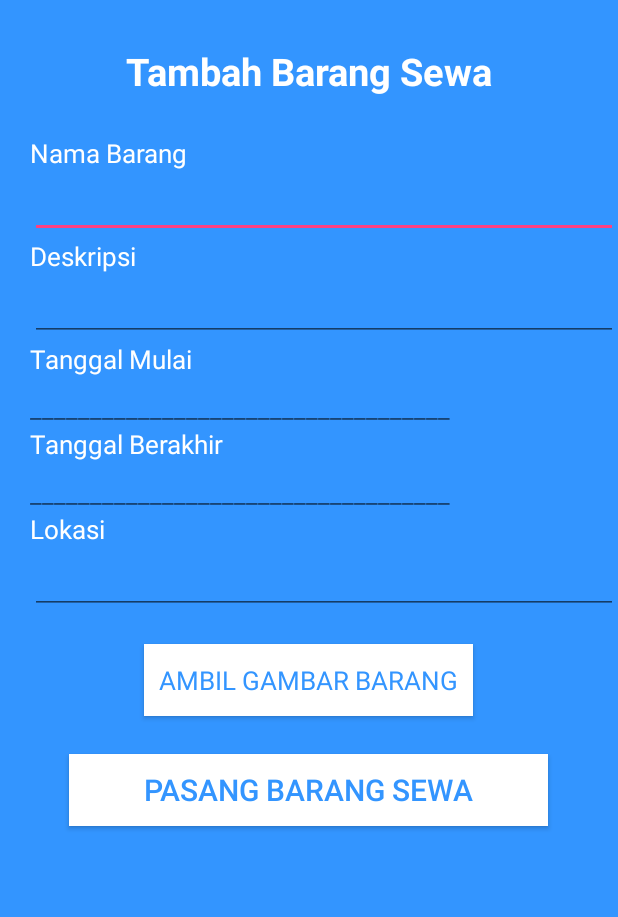
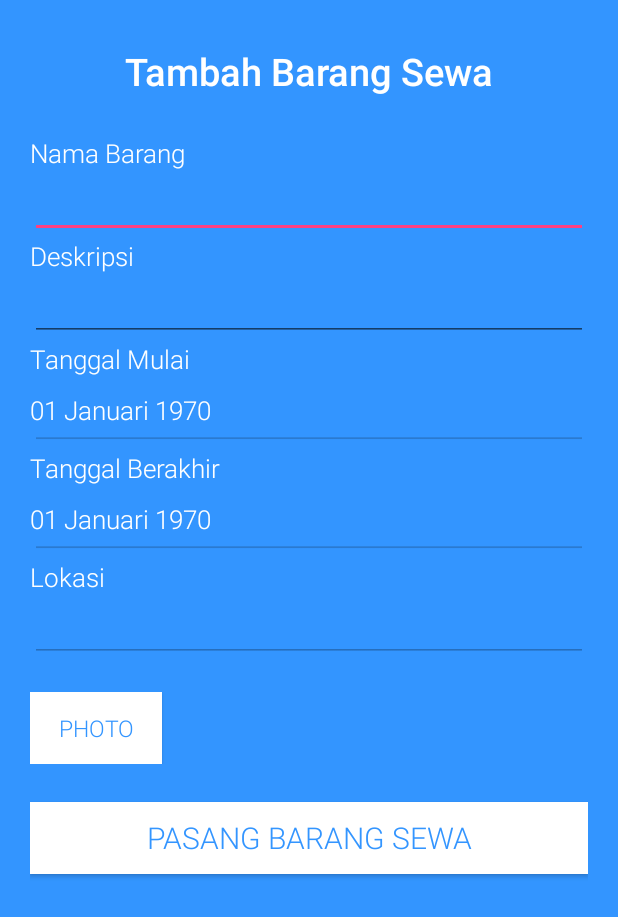
Before and after one commit to bleizing/pt, an Android app: the DetailItemInput screen opened directly, with no data from a screen before it, after a tap on "PASANG BARANG SEWA", on a phone screen of 412 x 824 dp. Shown: the top 917 px of the screen. Run offline under Robolectric (Android 15) with nearby library versions, the phone set to English and light mode, and no system bars; our stand-ins replace Volley; libraries missing offline, so code that uses them is left out: com.codetroopers.betterpickers.

Commit message:
Fix Layout Done

```diff
--- a/app/src/main/AndroidManifest.xml
+++ b/app/src/main/AndroidManifest.xml
@@ -28,10 +28,12 @@
         </activity>
         <activity android:name=".LoginForm" />
         <activity android:name=".SignupActivity" />
-        <activity android:name=".DetailItemInput" />
+        <activity android:name=".DetailItemInput"
+            android:theme="@style/FullScreen"/>
         <activity android:name=".ResetPasswordActivity" />
         <activity
-            android:name=".MainActivity"/>
+            android:name=".MainActivity"
+            android:theme="@style/FullScreen"/>
         <activity android:name=".HomeStart" />
 
         <meta-data
--- a/app/src/main/java/jullendgatc/punyatemenv4/DetailItemInput.java
+++ b/app/src/main/java/jullendgatc/punyatemenv4/DetailItemInput.java
@@ -1,5 +1,6 @@
 package jullendgatc.punyatemenv4;
 
+import android.app.Activity;
 import android.content.Context;
 import android.content.Intent;
 import android.content.pm.PackageManager;
@@ -45,6 +46,7 @@ public class DetailItemInput extends AppCompatActivity {
     private static final String FRAG_TAG_DATE_PICKER = "fragment_date_picker_name";
 
     private Penyewa penyewa;
+    private Barang barang;
 
     private RequestQueue requestQueue;
 
@@ -77,6 +79,19 @@ public class DetailItemInput extends AppCompatActivity {
                         | View.SYSTEM_UI_FLAG_HIDE_NAVIGATION
                         | View.SYSTEM_UI_FLAG_FULLSCREEN
                         | View.SYSTEM_UI_FLAG_IMMERSIVE_STICKY);
+
+        if (getIntent().getExtras() !=  null) {
+            int barangId = Integer.parseInt(getIntent().getExtras().getString("BarangId"));
+
+            if (Model.getBarangArrayList() != null || Model.getBarangArrayList().size() != 0) {
+                for (Barang b : Model.getBarangArrayList()) {
+                    if (b.getId() == barangId) {
+                        barang = b;
+                        break;
+                    }
+                }
+            }
+        }
 
         penyewa = Model.getPenyewa();
 
@@ -171,9 +186,13 @@ public class DetailItemInput extends AppCompatActivity {
                 String tgl_berakhir = tvTglBerakhir.getText().toString().trim();
                 String image = "";
                 String latlng = editLokasi.getText().toString().trim();
-                String arrLatLng[] = latlng.split(",");
-                String lat = arrLatLng[0];
-                String lng = arrLatLng[1];
+                String lat = "-6.175206";
+                String lng = "106.827131";
+                if (!latlng.equals("")) {
+                    String arrLatLng[] = latlng.split(",");
+                    lat = arrLatLng[0];
+                    lng = arrLatLng[1];
+                }
 
                 if (bitmap != null) {
                     image = getStringImage(bitmap);
@@ -202,6 +221,11 @@ public class DetailItemInput extends AppCompatActivity {
 
                 if (TextUtils.isEmpty(image) || image.equals("")) {
                     Toast.makeText(DetailItemInput.this, "Foto Harus Diisi!", Toast.LENGTH_SHORT).show();
+                    return;
+                }
+
+                if (TextUtils.isEmpty(latlng)) {
+                    Toast.makeText(DetailItemInput.this, "Menunggu Titik Lokasi!", Toast.LENGTH_SHORT).show();
                     return;
                 }
                 sendData(nama, deskripsi, tgl_mulai, tgl_berakhir, image, lat, lng);
--- a/app/src/main/java/jullendgatc/punyatemenv4/ItemOneFragment.java
+++ b/app/src/main/java/jullendgatc/punyatemenv4/ItemOneFragment.java
@@ -21,6 +21,7 @@
 package jullendgatc.punyatemenv4;
 
 
+import android.content.Intent;
 import android.content.pm.PackageManager;
 import android.location.Location;
 import android.os.Bundle;
@@ -34,6 +35,7 @@ import android.util.Log;
 import android.view.LayoutInflater;
 import android.view.View;
 import android.view.ViewGroup;
+import android.widget.Toast;
 
 import com.android.volley.Request;
 import com.android.volley.RequestQueue;
@@ -65,7 +67,7 @@ import java.util.ArrayList;
 public class ItemOneFragment extends Fragment implements OnMapReadyCallback,
         GoogleApiClient.ConnectionCallbacks,
         GoogleApiClient.OnConnectionFailedListener,
-        LocationListener {
+        LocationListener, GoogleMap.OnMarkerClickListener {
 
     private static final String TAG = "ItemOneFragment";
 
@@ -193,7 +195,7 @@ public class ItemOneFragment extends Fragment implements OnMapReadyCallback,
                         Barang barang = new Barang(id, nama, deskripsi, tgl_mulai, tgl_berakhir, foto, lat, lng, user_penyewa_id);
                         barangArrayList.add(barang);
                     }
-
+                    Model.setBarangArrayList(barangArrayList);
                     updateBarangLokasi();
                 } catch (JSONException e) {
                     e.printStackTrace();
@@ -229,4 +231,14 @@ public class ItemOneFragment extends Fragment implements OnMapReadyCallback,
             mMap.moveCamera(CameraUpdateFactory.newLatLng(lokasiBarang));
         }
     }
+
+    @Override
+    public boolean onMarkerClick(Marker marker) {
+        Intent intent = new Intent(getActivity(), DetailItemInput.class);
+        intent.putExtra("BarangId", marker.getId());
+        startActivity(intent);
+        Log.d(TAG, "BarangId = " + marker.getId());
+        Toast.makeText(getActivity(), "BarangId = " + marker.getId(), Toast.LENGTH_SHORT).show();
+        return false;
+    }
 }
--- a/app/src/main/java/jullendgatc/punyatemenv4/ItemThreeFragment.java
+++ b/app/src/main/java/jullendgatc/punyatemenv4/ItemThreeFragment.java
@@ -81,7 +81,9 @@ public class ItemThreeFragment extends Fragment {
         editNoId = (EditText) view.findViewById(R.id.edNoId);
         editNoTelp = (EditText) view.findViewById(R.id.edTelp);
 
-        setAttributeEditText(penyewa.getNama(), penyewa.getNo_ktp(), penyewa.getNo_hp());
+        if (penyewa != null) {
+            setAttributeEditText(penyewa.getNama(), penyewa.getNo_ktp(), penyewa.getNo_hp());
+        }
 
         Button btn_simpan = (Button) view.findViewById(R.id.btn_simpan);
         btn_simpan.setOnClickListener(new View.OnClickListener() {
--- a/app/src/main/java/jullendgatc/punyatemenv4/Model.java
+++ b/app/src/main/java/jullendgatc/punyatemenv4/Model.java
@@ -1,4 +1,6 @@
 package jullendgatc.punyatemenv4;
+
+import java.util.ArrayList;
 
 /**
  * Created by Bleizing on 12/30/2017.
@@ -6,6 +8,7 @@ package jullendgatc.punyatemenv4;
 
 public class Model {
     private static Penyewa penyewa;
+    private static ArrayList<Barang> barangArrayList;
 
     public static void setPenyewa(Penyewa penyewa) {
         Model.penyewa = penyewa;
@@ -14,4 +17,12 @@ public class Model {
     public static Penyewa getPenyewa() {
         return penyewa;
     }
+
+    public static void setBarangArrayList(ArrayList<Barang> barangArrayList) {
+        Model.barangArrayList = barangArrayList;
+    }
+
+    public static ArrayList<Barang> getBarangArrayList() {
+        return barangArrayList;
+    }
 }
--- a/app/src/main/res/layout/activity_detail_item_input.xml
+++ b/app/src/main/res/layout/activity_detail_item_input.xml
@@ -8,6 +8,8 @@
     <LinearLayout
         android:layout_width="match_parent"
         android:layout_height="wrap_content"
+        android:layout_marginLeft="20dp"
+        android:layout_marginRight="20dp"
         android:orientation="vertical">
 
         <TextView
@@ -15,7 +17,7 @@
             android:layout_width="match_parent"
             android:layout_height="wrap_content"
             android:layout_marginTop="30dp"
-            android:fontFamily="sans-serif"
+            android:fontFamily="sans-serif-light"
             android:gravity="center"
             android:text="Tambah Barang Sewa"
             android:textColor="@color/white"
@@ -25,8 +27,7 @@
         <TextView
             android:layout_width="wrap_content"
             android:layout_height="wrap_content"
-            android:fontFamily="sans-serif"
-            android:layout_marginLeft="20dp"
+            android:fontFamily="sans-serif-light"
             android:layout_marginTop="25dp"
             android:text="Nama Barang"
             android:textColor="@color/white"
@@ -36,16 +37,14 @@
             android:id="@+id/edNama"
             android:layout_width="match_parent"
             android:layout_height="wrap_content"
-            android:layout_marginLeft="20dp"
             android:textColor="@color/white"
-            android:fontFamily="sans-serif"
+            android:fontFamily="sans-serif-light"
             android:textSize="17sp" />
 
         <TextView
             android:layout_width="wrap_content"
             android:layout_height="wrap_content"
-            android:fontFamily="sans-serif"
-            android:layout_marginLeft="20dp"
+            android:fontFamily="sans-serif-light"
             android:text="Deskripsi"
             android:textColor="@color/white"
             android:textSize="17sp" />
@@ -54,16 +53,14 @@
             android:id="@+id/edDeskripsi"
             android:layout_width="match_parent"
             android:layout_height="wrap_content"
-            android:layout_marginLeft="20dp"
-            android:fontFamily="sans-serif"
+            android:fontFamily="sans-serif-light"
             android:textColor="@color/white"
             android:textSize="17sp" />
 
         <TextView
             android:layout_width="wrap_content"
             android:layout_height="wrap_content"
-            android:layout_marginLeft="20dp"
-            android:fontFamily="sans-serif"
+            android:fontFamily="sans-serif-light"
             android:text="Tanggal Mulai"
             android:textColor="@color/white"
             android:textSize="17sp" />
@@ -72,52 +69,64 @@
             android:id="@+id/tvTglMulai"
             android:layout_width="match_parent"
             android:layout_height="wrap_content"
-            android:layout_marginLeft="20dp"
-            android:fontFamily="sans-serif"
+            android:layout_marginTop="10dp"
+            android:fontFamily="sans-serif-light"
             android:textColor="@color/white"
-            android:textSize="17sp" />
+            android:textSize="17sp"
+            android:text="01 Januari 1970"/>
 
-        <TextView
+        <!--<TextView-->
+            <!--android:layout_width="match_parent"-->
+            <!--android:layout_height="wrap_content"-->
+            <!--android:layout_marginLeft="20dp"-->
+            <!--android:layout_marginTop="-15dp"-->
+            <!--android:text="___________________________________"-->
+            <!--android:fontFamily="sans-serif-light"-->
+            <!--android:textSize="17sp" />-->
+
+        <EditText
             android:layout_width="match_parent"
-            android:layout_height="wrap_content"
-            android:layout_marginLeft="20dp"
-            android:layout_marginTop="-15dp"
-            android:text="___________________________________"
-            android:fontFamily="sans-serif"
-            android:textSize="17sp" />
+            android:layout_height="20dp"
+            android:layout_marginTop="-5dp"
+            android:enabled="false"/>
 
         <TextView
             android:layout_width="wrap_content"
             android:layout_height="wrap_content"
-        android:layout_marginLeft="20dp"
-        android:fontFamily="sans-serif"
+            android:fontFamily="sans-serif-light"
             android:text="Tanggal Berakhir"
             android:textColor="@color/white"
             android:textSize="17sp" />
+
+        <!--<TextView-->
+            <!--android:layout_width="match_parent"-->
+            <!--android:layout_height="wrap_content"-->
+            <!--android:layout_marginLeft="20dp"-->
+            <!--android:layout_marginTop="-15dp"-->
+            <!--android:text="___________________________________"-->
+            <!--android:fontFamily="sans-serif-light"-->
+            <!--android:textSize="17sp" />-->
 
         <TextView
             android:id="@+id/tvTglBerakhir"
             android:layout_width="match_parent"
             android:layout_height="wrap_content"
-            android:layout_marginLeft="20dp"
-            android:fontFamily="sans-serif"
+            android:layout_marginTop="10dp"
+            android:fontFamily="sans-serif-light"
+            android:text="01 Januari 1970"
             android:textColor="@color/white"
             android:textSize="17sp" />
 
-        <TextView
+        <EditText
             android:layout_width="match_parent"
-            android:layout_height="wrap_content"
-            android:layout_marginLeft="20dp"
-            android:layout_marginTop="-15dp"
-            android:text="___________________________________"
-            android:fontFamily="sans-serif"
-            android:textSize="17sp" />
+            android:layout_height="20dp"
+            android:layout_marginTop="-5dp"
+            android:enabled="false" />
 
         <TextView
             android:layout_width="wrap_content"
             android:layout_height="wrap_content"
-            android:layout_marginLeft="20dp"
-            android:fontFamily="sans-serif"
+            android:fontFamily="sans-serif-light"
             android:text="Lokasi"
             android:textColor="@color/white"
             android:textSize="17sp" />
@@ -126,45 +135,47 @@
             android:id="@+id/editLokasi"
             android:layout_width="match_parent"
             android:layout_height="wrap_content"
-            android:layout_marginLeft="20dp"
-            android:fontFamily="sans-serif"
+            android:fontFamily="sans-serif-light"
             android:textColor="@color/white"
-            android:textSize="17sp" />
-
+            android:textSize="17sp"
+            android:enabled="false"/>
+        <LinearLayout
+            android:layout_width="match_parent"
+            android:layout_height="wrap_content"
+            android:layout_marginTop="20dp">
             <Button
                 android:id="@+id/btn_ambil_gambar"
                 android:layout_width="wrap_content"
                 android:layout_height="wrap_content"
-            android:layout_gravity="center_horizontal"
-            android:layout_marginTop="20dp"
+                android:layout_gravity="center_vertical"
+                android:layout_marginRight="20dp"
                 android:background="@color/white"
-            android:fontFamily="sans-serif"
-            android:padding="10dp"
-            android:text="Ambil Gambar Barang"
+                android:fontFamily="sans-serif-light"
+                android:text="Photo"
                 android:textColor="@color/bg_screen3"
-            android:textSize="17sp" />
+                android:textSize="15sp" />
 
             <ImageView
                 android:id="@+id/img_foto_barang"
                 android:layout_width="200dp"
                 android:layout_height="200dp"
-            android:layout_marginTop="15dp"
-            android:layout_gravity="center_horizontal"
                 android:src="@mipmap/android_logo"
-            android:visibility="gone" />
+                android:visibility="gone"/>
+
+        </LinearLayout>
+
 
         <Button
             android:id="@+id/btn_verifikasi"
-            android:layout_width="wrap_content"
+            android:layout_width="match_parent"
             android:layout_height="wrap_content"
             android:layout_gravity="center_horizontal"
             android:background="@color/white"
-            android:paddingLeft="50dp"
-            android:paddingRight="50dp"
             android:layout_marginTop="25dp"
             android:layout_marginBottom="35dp"
             android:text="Pasang Barang Sewa"
             android:textColor="@color/bg_screen3"
+            android:fontFamily="sans-serif-light"
             android:textSize="20sp" />
     </LinearLayout>
 
--- a/app/src/main/res/layout/activity_main.xml
+++ b/app/src/main/res/layout/activity_main.xml
@@ -22,7 +22,7 @@
             android:layout_width="wrap_content"
             android:layout_height="wrap_content"
             android:layout_gravity="bottom|end"
-            android:layout_marginRight="20dp"
+            android:layout_marginEnd="20dp"
             android:layout_marginBottom="20dp"
             android:src="@android:drawable/ic_input_add"
             android:visibility="gone"/>
--- a/app/src/main/res/values/styles.xml
+++ b/app/src/main/res/values/styles.xml
@@ -10,9 +10,16 @@
 
     <style name="Theme.AppCompat.Light.NoActionBar.FullScreen" parent="@style/Theme.AppCompat.Light">
         <item name="android:windowNoTitle">true</item>
-        <item name="android:windowActionBar">false</item>
+        <item name="android:windowActionBar">true</item>
         <item name="android:windowFullscreen">true</item>
         <item name="android:windowContentOverlay">@null</item>
     </style>
 
+    <style name="FullScreen" parent="AppTheme">
+        <item name="windowNoTitle">true</item>
+        <!--<item name="windowActionBarOverlay">false</item>-->
+        <!--<item name="windowActionBar">false</item>-->
+        <!--<item name="windowActionModeOverlay">false</item>-->
+    </style>
+
 </resources>
```
Also changed, not shown: 147 other files. Lines whose indentation alone changed are shown as unchanged.
